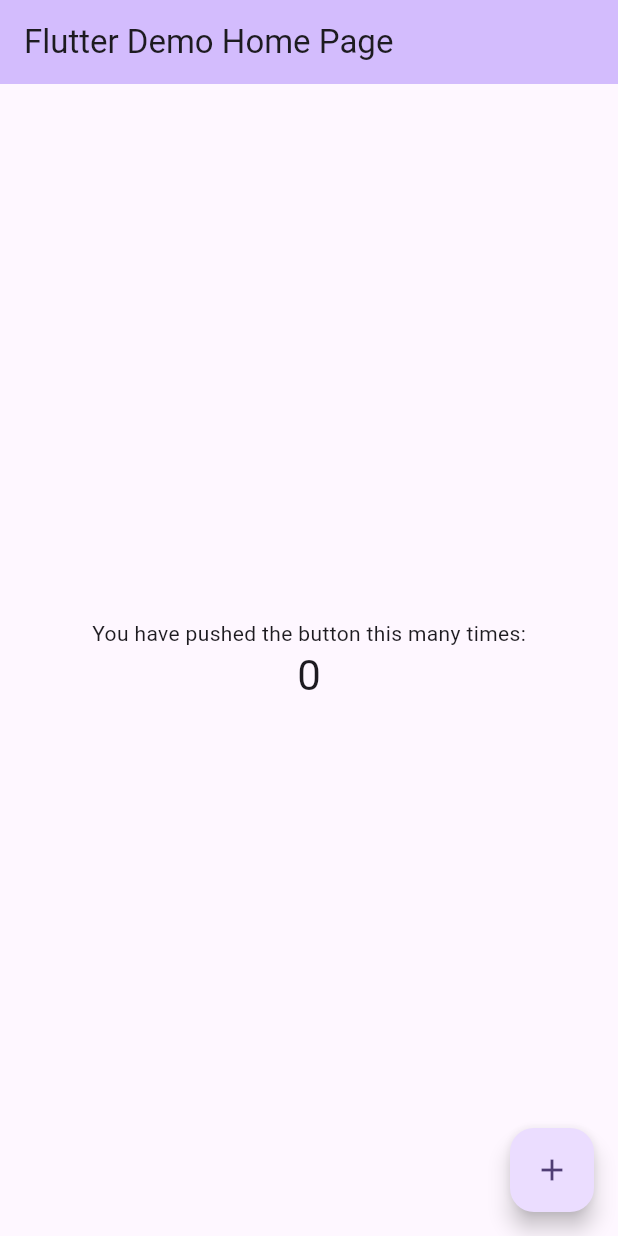
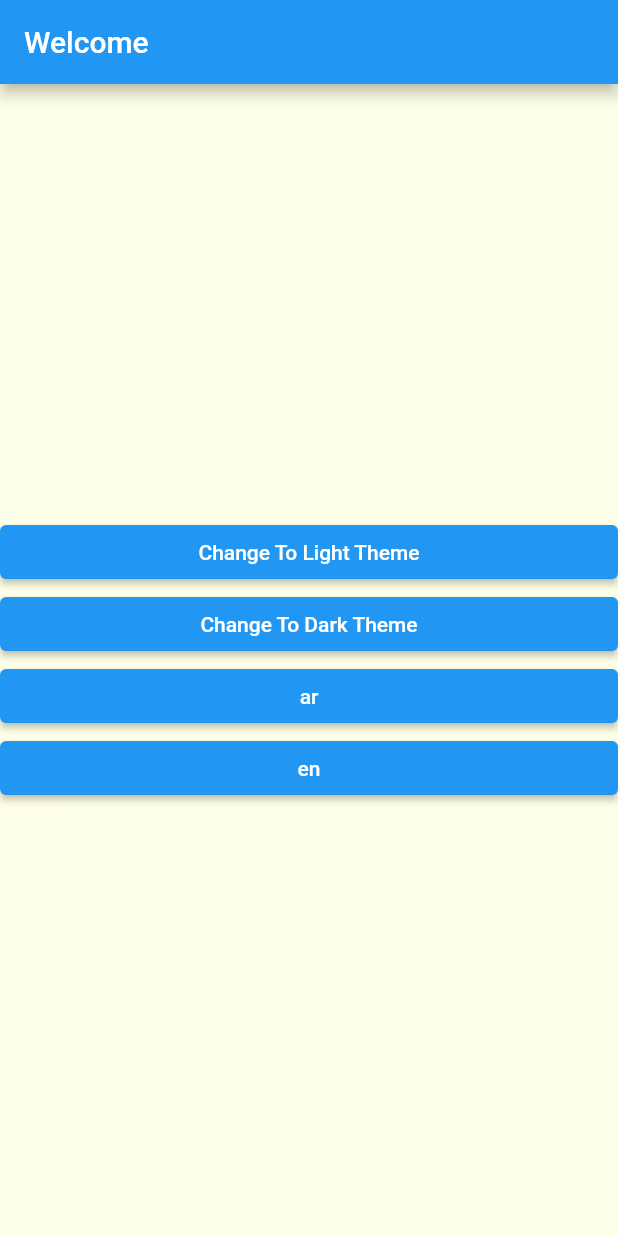
Before and after one commit to john-safwat/El3b, a Flutter app: the screen it shows after launch, on a phone screen of 412 x 824 dp. Run offline on Flutter 3.47's test engine with Material 2 defaults, Android fonts, the phone set to English and light mode, and no system bars; our stand-ins replace shared_preferences; generated files the repository leaves out were written again.

Commit message:
add theme and localization

```diff
--- /dev/null
+++ b/l10n.yaml
@@ -0,0 +1,3 @@
+arb-dir: lib/Core/l10n
+template-arb-file: app_en.arb
+output-localization-file: app_localizations.dart
--- /dev/null
+++ b/lib/Core/Providers/LocalProvider.dart
@@ -0,0 +1,18 @@
+import 'package:flutter/material.dart';
+import 'package:shared_preferences/shared_preferences.dart';
+
+class LocalProvider extends ChangeNotifier {
+
+  String currentLocal = "en";
+
+  Future<void> changeLocal(String newLocal)async{
+
+    if(newLocal == currentLocal) {return;}
+
+    SharedPreferences prefs = await SharedPreferences.getInstance();
+    currentLocal = newLocal;
+    prefs.setString("local", currentLocal);
+    notifyListeners();
+  }
+
+}
--- /dev/null
+++ b/lib/Core/Providers/ThemeProvider.dart
@@ -0,0 +1,20 @@
+import 'package:flutter/material.dart';
+import 'package:shared_preferences/shared_preferences.dart';
+
+class ThemeProvider extends ChangeNotifier {
+
+  ThemeMode theme = ThemeMode.dark;
+
+  Future<void> changeTheme (ThemeMode themeMode) async {
+    if (themeMode == theme) {return;}
+    SharedPreferences prefs = await SharedPreferences.getInstance();
+    theme = themeMode;
+    prefs.setString("theme", theme == ThemeMode.dark?"Dark" : "Light");
+    notifyListeners();
+  }
+
+  bool isDark(){
+    return theme == ThemeMode.dark;
+  }
+
+}
--- /dev/null
+++ b/lib/Core/Theme/Theme.dart
@@ -0,0 +1,20 @@
+import 'package:flutter/material.dart';
+
+class MyTheme {
+
+  static const Color purple = Color(0xFF37306B);
+  static const Color offWhite = Color(0xFFFEFFE8);
+  static const Color white = Color(0xFFFFFFFF);
+  static const Color darkPurple = Color(0xFF16132A);
+  static const Color lightPurple = Color(0xFF5E53B8);
+  static const Color grayPurple = Color(0xFF8F8AB8);
+
+  static ThemeData lightTheme = ThemeData(
+    scaffoldBackgroundColor: offWhite
+  );
+
+  static ThemeData darkTheme = ThemeData(
+    scaffoldBackgroundColor: darkPurple
+  );
+
+}
--- /dev/null
+++ b/lib/Core/l10n/app_ar.arb
@@ -0,0 +1,4 @@
+{
+  "makeThemeDark" : "التحول اللي الوضع الداكن",
+  "makeThemeLight" : "التحول اللي الوضع الفاتح"
+}
--- /dev/null
+++ b/lib/Core/l10n/app_en.arb
@@ -0,0 +1,6 @@
+{
+
+  "makeThemeDark" : "Change To Dark Theme",
+  "makeThemeLight" : "Change To Light Theme"
+
+}
--- /dev/null
+++ b/lib/Presentation/UI/Home/HomeScreen.dart
@@ -0,0 +1,51 @@
+import 'package:El3b/Core/Providers/LocalProvider.dart';
+import 'package:El3b/Core/Providers/ThemeProvider.dart';
+import 'package:flutter/material.dart';
+import 'package:provider/provider.dart';
+import 'package:flutter_gen/gen_l10n/app_localizations.dart';
+
+class HomeScreen extends StatelessWidget {
+
+  static const String routeName = "HomeScreenView";
+  const HomeScreen({super.key});
+
+  @override
+  Widget build(BuildContext context) {
+    var provider = Provider.of<ThemeProvider>(context);
+    var localProvider = Provider.of<LocalProvider>(context);
+    return Scaffold(
+      appBar: AppBar(
+        title: const Text("Welcome"),
+      ),
+
+      body: Column(
+        mainAxisAlignment: MainAxisAlignment.center,
+        crossAxisAlignment: CrossAxisAlignment.stretch,
+        children: [
+          ElevatedButton(
+            onPressed: ()async{
+              await provider.changeTheme(ThemeMode.light);
+            },
+            child: Text(AppLocalizations.of(context)!.makeThemeLight)
+          ), ElevatedButton(
+            onPressed: ()async{
+              await provider.changeTheme( ThemeMode.dark);
+            },
+            child: Text(AppLocalizations.of(context)!.makeThemeDark)
+          ),
+          ElevatedButton(
+              onPressed: ()async{
+                await localProvider.changeLocal("ar");
+              },
+              child: Text("ar")
+          ), ElevatedButton(
+              onPressed: ()async{
+                await localProvider.changeLocal("en");
+              },
+              child: Text('en')
+          )
+        ],
+      ),
+    );
+  }
+}
--- a/lib/main.dart
+++ b/lib/main.dart
@@ -1,125 +1,63 @@
+import 'package:El3b/Core/Providers/LocalProvider.dart';
+import 'package:El3b/Core/Providers/ThemeProvider.dart';
 import 'package:flutter/material.dart';
-
-void main() {
-  runApp(const MyApp());
+import 'package:flutter_localizations/flutter_localizations.dart';
+import 'package:provider/provider.dart';
+import 'package:shared_preferences/shared_preferences.dart';
+import 'package:El3b/Core/Theme/Theme.dart';
+import 'package:El3b/Presentation/UI/Home/HomeScreen.dart';
+import 'package:flutter_gen/gen_l10n/app_localizations.dart';
+void main()async{
+  WidgetsBinding widgetsBinding = WidgetsFlutterBinding.ensureInitialized();
+  WidgetsFlutterBinding.ensureInitialized();
+  runApp(
+      MultiProvider(
+        providers: [
+          ChangeNotifierProvider(create: (context) => ThemeProvider(),),
+          ChangeNotifierProvider(create: (context) => LocalProvider(),)
+        ],
+        child: MyApp()
+      )
+  );
 }
 
 class MyApp extends StatelessWidget {
-  const MyApp({super.key});
-
-  // This widget is the root of your application.
+  late ThemeProvider themeProvider ;
+  late LocalProvider localProvider ;
   @override
   Widget build(BuildContext context) {
+    themeProvider = Provider.of<ThemeProvider>(context);
+    localProvider = Provider.of<LocalProvider>(context);
+    setTheme();
+    setLocal();
     return MaterialApp(
-      title: 'Flutter Demo',
-      theme: ThemeData(
-        // This is the theme of your application.
-        //
-        // TRY THIS: Try running your application with "flutter run". You'll see
-        // the application has a blue toolbar. Then, without quitting the app,
-        // try changing the seedColor in the colorScheme below to Colors.green
-        // and then invoke "hot reload" (save your changes or press the "hot
-        // reload" button in a Flutter-supported IDE, or press "r" if you used
-        // the command line to start the app).
-        //
-        // Notice that the counter didn't reset back to zero; the application
-        // state is not lost during the reload. To reset the state, use hot
-        // restart instead.
-        //
-        // This works for code too, not just values: Most code changes can be
-        // tested with just a hot reload.
-        colorScheme: ColorScheme.fromSeed(seedColor: Colors.deepPurple),
-        useMaterial3: true,
-      ),
-      home: const MyHomePage(title: 'Flutter Demo Home Page'),
+      localizationsDelegates:const [
+        AppLocalizations.delegate,
+        GlobalMaterialLocalizations.delegate,
+        GlobalWidgetsLocalizations.delegate,
+        GlobalCupertinoLocalizations.delegate,
+      ],
+      locale:Locale(localProvider.currentLocal),
+      supportedLocales: AppLocalizations.supportedLocales,
+      routes: {
+        HomeScreen.routeName : (_)=> HomeScreen()
+      },
+      initialRoute: HomeScreen.routeName,
+      theme: MyTheme.lightTheme,
+      darkTheme: MyTheme.darkTheme,
+      themeMode: themeProvider.theme,
     );
   }
-}
 
-class MyHomePage extends StatefulWidget {
-  const MyHomePage({super.key, required this.title});
-
-  // This widget is the home page of your application. It is stateful, meaning
-  // that it has a State object (defined below) that contains fields that affect
-  // how it looks.
-
-  // This class is the configuration for the state. It holds the values (in this
-  // case the title) provided by the parent (in this case the App widget) and
-  // used by the build method of the State. Fields in a Widget subclass are
-  // always marked "final".
-
-  final String title;
-
-  @override
-  State<MyHomePage> createState() => _MyHomePageState();
-}
-
-class _MyHomePageState extends State<MyHomePage> {
-  int _counter = 0;
-
-  void _incrementCounter() {
-    setState(() {
-      // This call to setState tells the Flutter framework that something has
-      // changed in this State, which causes it to rerun the build method below
-      // so that the display can reflect the updated values. If we changed
-      // _counter without calling setState(), then the build method would not be
-      // called again, and so nothing would appear to happen.
-      _counter++;
-    });
+  Future<void> setTheme()async{
+    SharedPreferences prefs = await SharedPreferences.getInstance();
+    var theme = prefs.getString("theme");
+    themeProvider.changeTheme(theme == "Dark"? ThemeMode.dark : ThemeMode.light);
   }
 
-  @override
-  Widget build(BuildContext context) {
-    // This method is rerun every time setState is called, for instance as done
-    // by the _incrementCounter method above.
-    //
-    // The Flutter framework has been optimized to make rerunning build methods
-    // fast, so that you can just rebuild anything that needs updating rather
-    // than having to individually change instances of widgets.
-    return Scaffold(
-      appBar: AppBar(
-        // TRY THIS: Try changing the color here to a specific color (to
-        // Colors.amber, perhaps?) and trigger a hot reload to see the AppBar
-        // change color while the other colors stay the same.
-        backgroundColor: Theme.of(context).colorScheme.inversePrimary,
-        // Here we take the value from the MyHomePage object that was created by
-        // the App.build method, and use it to set our appbar title.
-        title: Text(widget.title),
-      ),
-      body: Center(
-        // Center is a layout widget. It takes a single child and positions it
-        // in the middle of the parent.
-        child: Column(
-          // Column is also a layout widget. It takes a list of children and
-          // arranges them vertically. By default, it sizes itself to fit its
-          // children horizontally, and tries to be as tall as its parent.
-          //
-          // Column has various properties to control how it sizes itself and
-          // how it positions its children. Here we use mainAxisAlignment to
-          // center the children vertically; the main axis here is the vertical
-          // axis because Columns are vertical (the cross axis would be
-          // horizontal).
-          //
-          // TRY THIS: Invoke "debug painting" (choose the "Toggle Debug Paint"
-          // action in the IDE, or press "p" in the console), to see the
-          // wireframe for each widget.
-          mainAxisAlignment: MainAxisAlignment.center,
-          children: <Widget>[
-            const Text(
-              'You have pushed the button this many times:',
-            ),
-            Text(
-              '$_counter',
-              style: Theme.of(context).textTheme.headlineMedium,
-            ),
-          ],
-        ),
-      ),
-      floatingActionButton: FloatingActionButton(
-        onPressed: _incrementCounter,
-        tooltip: 'Increment',
-        child: const Icon(Icons.add),
-      ), // This trailing comma makes auto-formatting nicer for build methods.
-    );
+  Future<void> setLocal()async{
+    SharedPreferences prefs = await SharedPreferences.getInstance();
+    var local = prefs.getString("local");
+    localProvider.changeLocal(local??="en");
   }
 }
```
Also changed, not shown: pubspec.yaml (+7 -2 lines), pubspec.lock, 1 other file.
